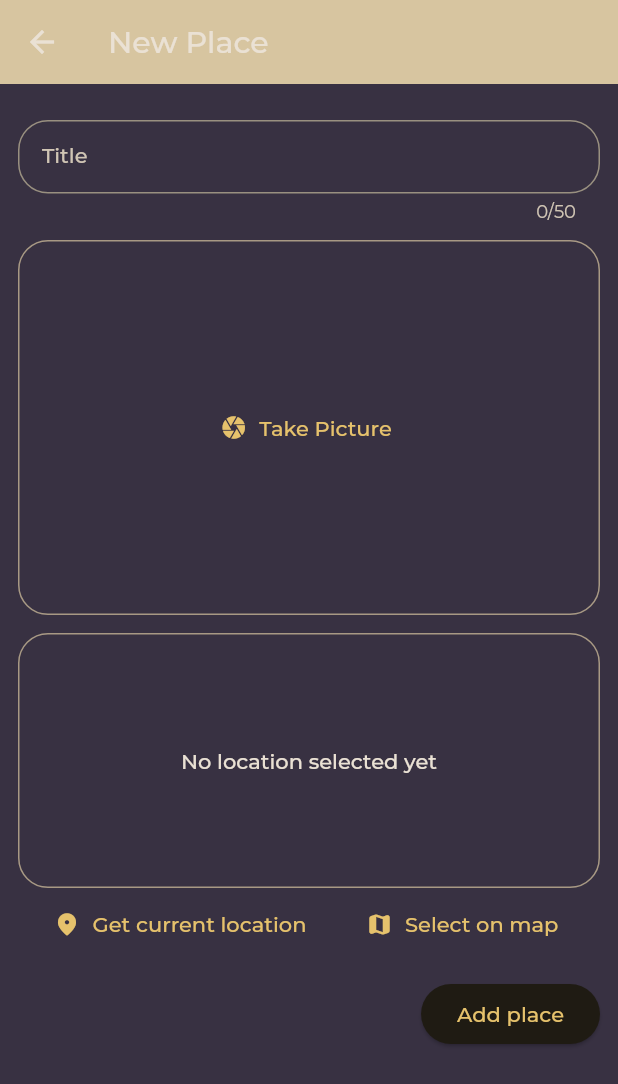
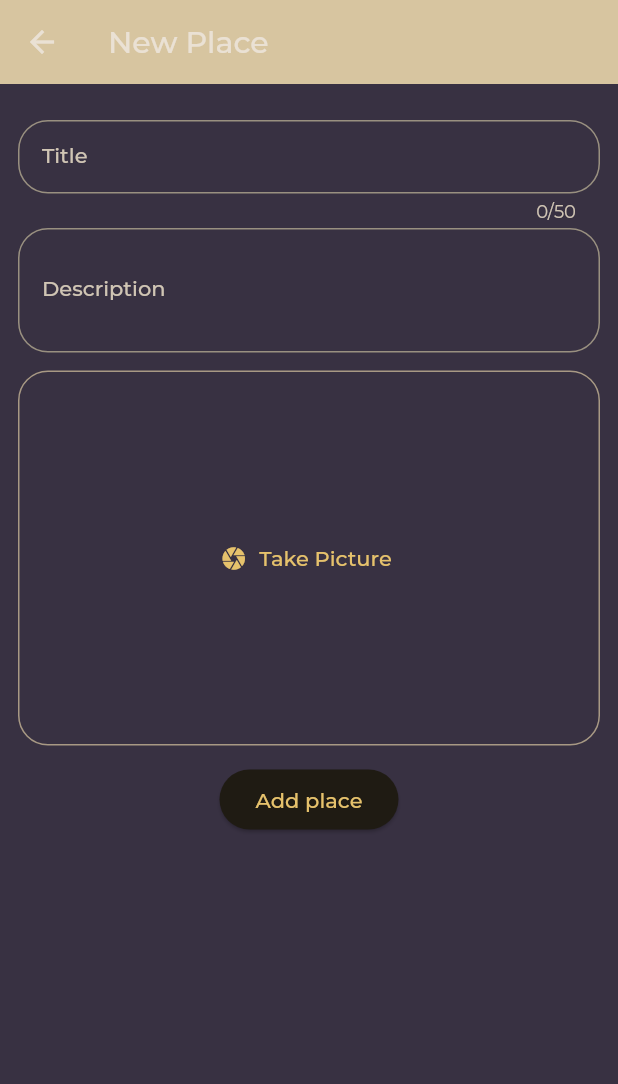
Before and after one commit to DarlingOlvera/Flutter_beginner, a Flutter app: the NewPlace screen opened directly, on a phone screen of 412 x 824 dp. Shown: the top 1084 px of the screen. Run offline on Flutter 3.47's test engine with Material 2 defaults, Android fonts, the phone set to English and light mode, and no system bars; our stand-ins replace flutter_riverpod, google_fonts, image_picker, location, sqflite, transparent_image; accounts and stored records are empty.

Commit message:
favorite_places fin sin location part

```diff
--- a/favorite_places/lib/models/place.dart
+++ b/favorite_places/lib/models/place.dart
@@ -7,9 +7,12 @@ class Place {
   Place({
     required this.title,
     required this.image,
-  }) : id = uuid.v4();
+    required this.description,
+    String? id,
+  }) : id = id ?? uuid.v4();
 
   final String id;
   final String title;
+  final String description;
   final File image;
 }
--- a/favorite_places/lib/screens/new_place.dart
+++ b/favorite_places/lib/screens/new_place.dart
@@ -15,6 +15,7 @@ class NewPlace extends ConsumerStatefulWidget {
 class _NewPlaceState extends ConsumerState<NewPlace> {
   final _formKey = GlobalKey<FormState>();
   var _enteredTitle = '';
+  var _enteredDescription = '';
   File? _selectedImage;
 
   void _savePlace() {
@@ -23,7 +24,7 @@ class _NewPlaceState extends ConsumerState<NewPlace> {
 
       ref
           .read(userPlacesProvider.notifier)
-          .addPlace(_enteredTitle, _selectedImage!);
+          .addPlace(_enteredTitle, _enteredDescription, _selectedImage!);
       Navigator.of(context).pop();
     }
   }
@@ -76,6 +77,24 @@ class _NewPlaceState extends ConsumerState<NewPlace> {
                 },
               ),
               const SizedBox(
+                height: 4,
+              ),
+              TextFormField(
+                decoration: InputDecoration(
+                  border: OutlineInputBorder(
+                    borderRadius: BorderRadius.circular(20),
+                  ),
+                  label: const Text('Description'),
+                ),
+                style: TextStyle(
+                  color: Theme.of(context).colorScheme.onBackground,
+                ),
+                maxLines: 3,
+                onSaved: (value) {
+                  _enteredDescription = value!;
+                },
+              ),
+              const SizedBox(
                 height: 12,
               ),
               //Image input
@@ -87,12 +106,12 @@ class _NewPlaceState extends ConsumerState<NewPlace> {
               const SizedBox(
                 height: 12,
               ),
-              LocationInput(),
-              const SizedBox(
+              //LocationInput(),
+              /*  const SizedBox(
                 height: 12,
-              ),
+              ), */
               Row(
-                mainAxisAlignment: MainAxisAlignment.end,
+                mainAxisAlignment: MainAxisAlignment.center,
                 children: [
                   ElevatedButton(
                     onPressed: _savePlace,
--- a/favorite_places/lib/widgets/location_input.dart
+++ b/favorite_places/lib/widgets/location_input.dart
@@ -48,12 +48,14 @@ class _LocationInputState extends State<LocationInput> {
     print(
       'location data: ${locationData.latitude} - ${locationData.longitude}',
     );
+
+    //TODO: buscar api alternativa a maps y hacer lo de la localizacion
   }
 
   @override
   Widget build(BuildContext context) {
     Widget previewContent = Text(
-      'No location selected yet',
+      'No location selected yet(coming soon...)',
       textAlign: TextAlign.center,
       style: Theme.of(context)
           .textTheme
--- a/favorite_places/lib/widgets/places_list.dart
+++ b/favorite_places/lib/widgets/places_list.dart
@@ -29,6 +29,8 @@ class PlacesList extends StatelessWidget {
           Navigator.of(context).push(MaterialPageRoute(
               builder: (ctx) => PlaceDetails(place: places[index])));
         },
+        child: Padding(
+          padding: const EdgeInsets.only(top: 8),
           child: ListTile(
             leading: CircleAvatar(
               radius: 25,
@@ -42,6 +44,7 @@ class PlacesList extends StatelessWidget {
             ),
           ),
         ),
+      ),
     );
   }
 }
--- a/favorite_places/pubspec.yaml
+++ b/favorite_places/pubspec.yaml
@@ -45,6 +45,10 @@ dependencies:
       url: https://github.com/781flyingdutchman/flutterlocation.git
       ref: V4
       path: packages/location
+  flutter_map: ^5.0.0
+  path_provider: ^2.1.1
+  path: ^1.8.3
+  sqflite: ^2.3.0
 
 dev_dependencies:
   flutter_test:
```
Also changed, not shown: favorite_places/lib/providers/user_places.dart (+48 -3 lines), favorite_places/lib/screens/places.dart (+28 -4 lines), favorite_places/pubspec.lock, 1 other file. Lines whose indentation alone changed are shown as unchanged.
